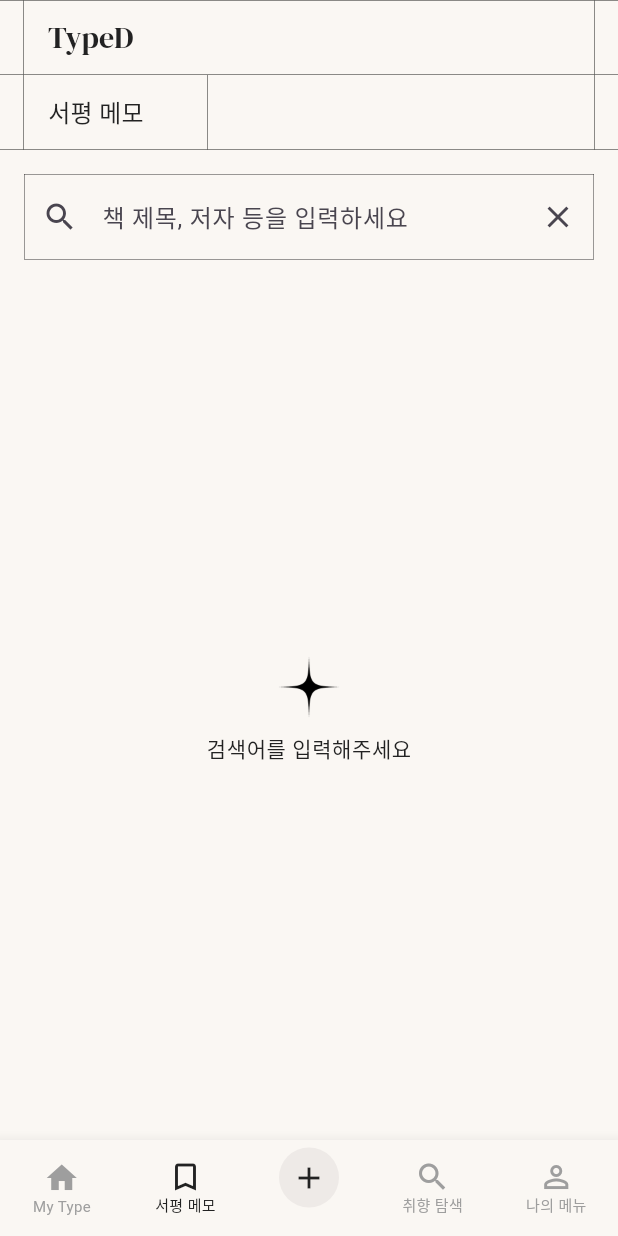
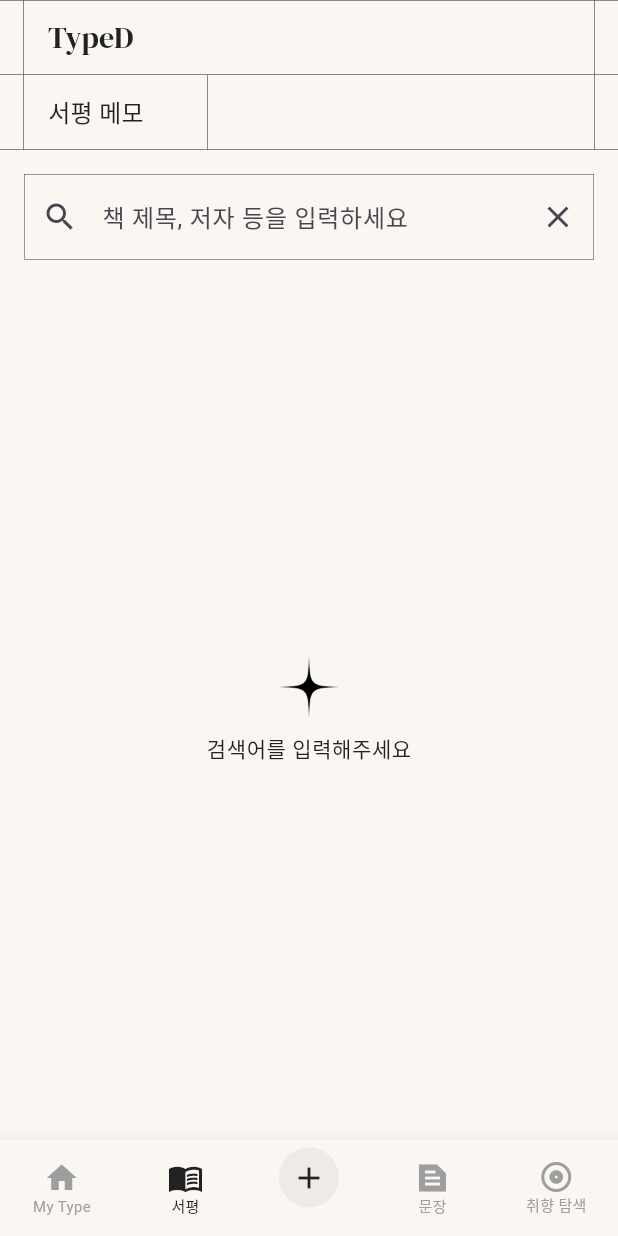
Before and after one commit to genericTypeD/TypeD-Frontend, a Flutter app: the screen it shows after launch, item 2 of the bottom bar chosen, on a phone screen of 412 x 824 dp. Run offline on Flutter 3.47's test engine with Material 3 defaults, Android fonts, the phone set to English and light mode, and no system bars; our stand-ins replace dio, envied, flutter_dotenv, flutter_riverpod, flutter_secure_storage, freezed_annotation and 5 more; missing offline and left inert: multi_split_view, spotify; generated files the repository leaves out were written again; project files that could hold a hidden picture were left out.

Commit message:
refactor: 탭바 순서 변경 #50

```diff
--- a/lib/common/screen/home_tab.dart
+++ b/lib/common/screen/home_tab.dart
@@ -25,34 +25,68 @@ class HomeTab extends StatelessWidget {
           unselectedItemColor: AppColors.textTertiary,
           currentIndex: navigationShell.currentIndex,
           onTap: (int index) {
-            navigationShell.goBranch(index); // 바텀 네비게이션 클릭 시 이동
+            navigationShell.goBranch(index);
           },
           items: [
+            // 0: MyType
             const BottomNavigationBarItem(
-                icon: Icon(Icons.home), label: 'My Type'),
+              icon: Icon(
+                Icons.home,
+              ),
+              label: 'My Type',
+            ),
+
+            // 1: 서평
             const BottomNavigationBarItem(
-                icon: Icon(Icons.bookmark_outline), label: '서평 메모'),
+              icon: Icon(
+                Icons.menu_book_sharp,
+              ),
+              label: '서평',
+            ),
 
-            // Add 버튼
+            // 2: 기록
             BottomNavigationBarItem(
               icon: GestureDetector(
                 onTap: () {
-                  GoRouter.of(context).go('/sentence_input');
+                  // 현재 활성화된 탭에 따라 다른 화면으로 이동
+                  final currentIndex = navigationShell.currentIndex;
+
+                  if (currentIndex == 1) {
+                    // 인덱스가 1일 때 (서평 탭에 있을 때), 책 검색 화면으로 이동
+                    context.push('/book_search');
+                  } else if (currentIndex == 3) {
+                    // 인덱스가 3일 때 (문장 탭에 있을 때), 문장 작성 화면으로 이동
+                    context.push('/sentence_input');
+                  }
                 },
                 child: CircleAvatar(
                   radius: 20,
                   backgroundColor: AppColors.backgroundTertiary,
-                  child: const Icon(Icons.add,
-                      size: 24, color: AppColors.backgroundQuaternary),
+                  child: const Icon(
+                    Icons.add,
+                    size: 24,
+                    color: AppColors.backgroundQuaternary,
+                  ),
                 ),
               ),
               label: '',
             ),
 
+            // 3: 문장
             const BottomNavigationBarItem(
-                icon: Icon(Icons.search), label: '취향 탐색'),
+              icon: Icon(
+                Icons.text_snippet_sharp,
+              ),
+              label: '문장',
+            ),
+
+            // 4: 피드
             const BottomNavigationBarItem(
-                icon: Icon(Icons.person_outline), label: '나의 메뉴'),
+              icon: Icon(
+                Icons.album_outlined,
+              ),
+              label: '취향 탐색',
+            ),
           ],
         ),
       ),
```
